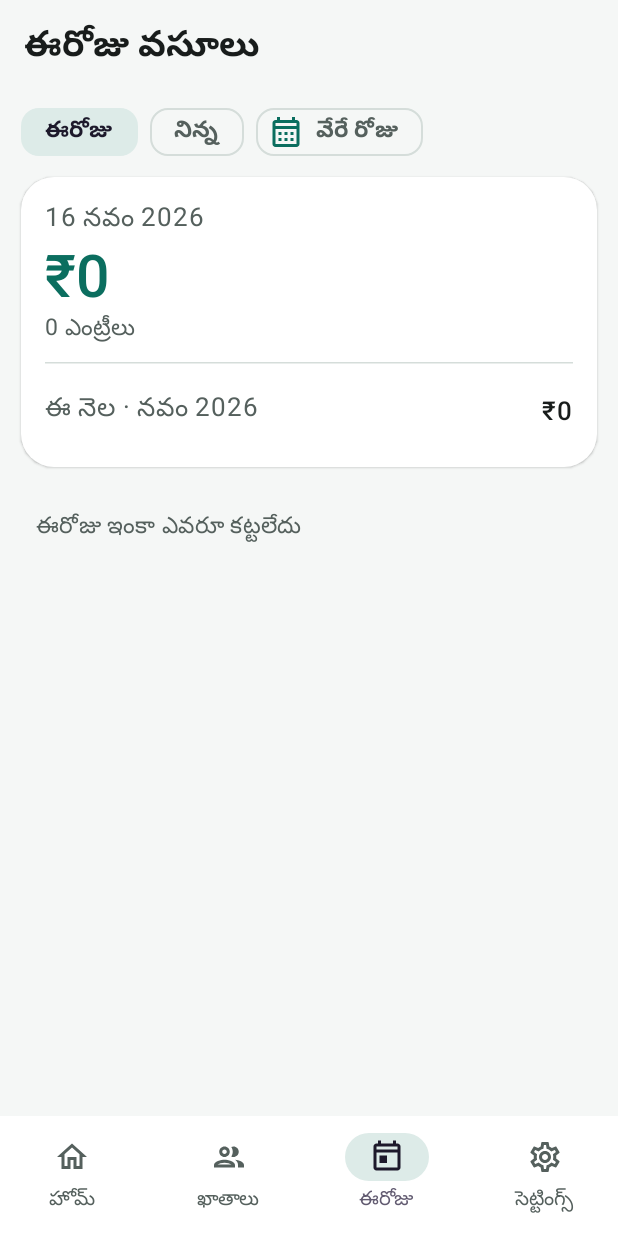
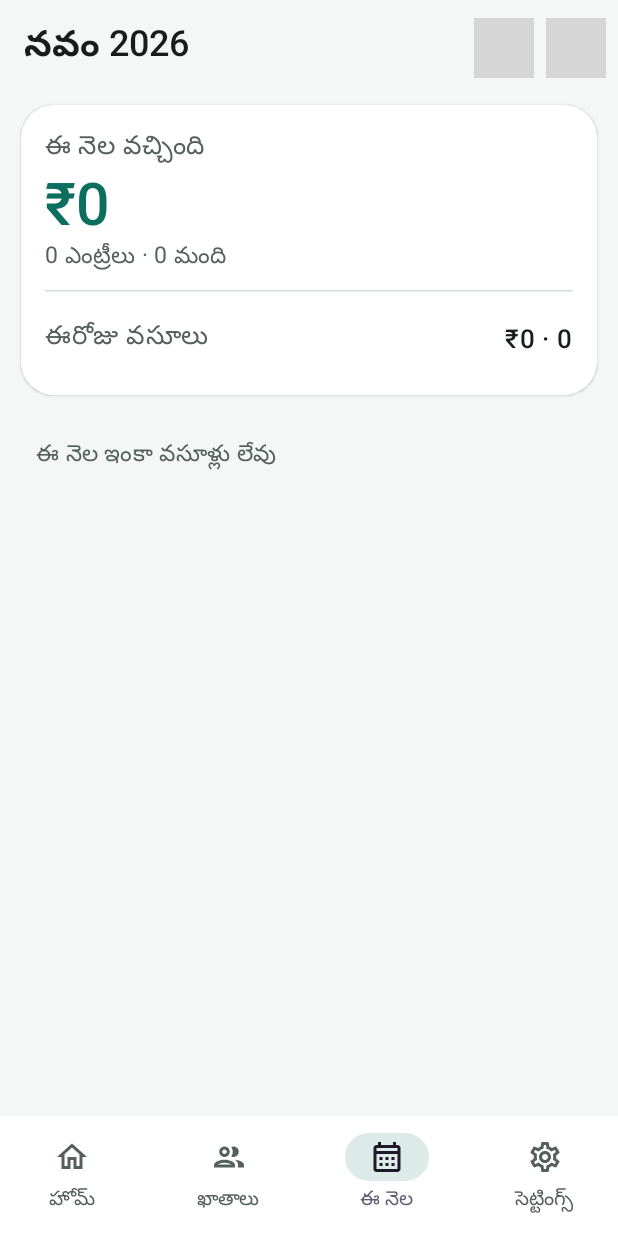
Before and after one commit to vc2165/RDDiary, an Android app built with Jetpack Compose: the screen it shows after launch (MainActivity), item 3 of the bottom bar chosen, on a phone screen of 412 x 824 dp. Run offline under Robolectric (Android 15) with nearby library versions, the phone set to English and light mode, and no system bars; 2 statements that could not run were skipped; grey boxes are pictures that could not be loaded.

Commit message:
Bottom bar: 'This month' tab with the month's collections grouped by day (replaces Today)
Co-Authored-By: Claude Opus 5.5 <noreply@anthropic.com>
Claude-Session: https://claude.ai/code/session_01Y1Ch3RsZkGXoqQ6u7Q9HTa

```diff
--- a/app/src/main/java/com/vinay/rddiary/I18n.kt
+++ b/app/src/main/java/com/vinay/rddiary/I18n.kt
@@ -95,7 +95,7 @@ object T {
         "bigText" to ("పెద్ద అక్షరాలు" to "Large text"),
         "noAccounts" to ("ఇంకా ఖాతాలు లేవు. సెట్టింగ్స్ లో దిగుమతి చేయండి లేదా కొత్త ఖాతా జోడించండి." to "No accounts yet. Import them in Settings or add a new account."),
         "noResults" to ("ఏమీ దొరకలేదు" to "Nothing found"),
-        "nobodyToday" to ("ఈరోజు ఇంకా ఎవరూ కట్టలేదు" to "No collections yet on this day"),
+        "nobodyToday" to ("ఈ నెల ఇంకా వసూళ్లు లేవు" to "No collections yet this month"),
         "afterThis" to ("ఇది కట్టిన తర్వాత" to "After this payment"),
         "fullyPaid" to ("పూర్తిగా కట్టారు" to "Fully paid"),
         "monthsAhead" to ("నెలలు ముందుగా" to "months ahead"),
--- a/app/src/main/java/com/vinay/rddiary/ui/App.kt
+++ b/app/src/main/java/com/vinay/rddiary/ui/App.kt
@@ -36,7 +36,7 @@ import androidx.compose.material.icons.filled.Search
 import androidx.compose.material.icons.outlined.Home
 import androidx.compose.material.icons.outlined.People
 import androidx.compose.material.icons.outlined.Settings
-import androidx.compose.material.icons.outlined.Today
+import androidx.compose.material.icons.outlined.CalendarMonth
 import androidx.compose.material3.ExtendedFloatingActionButton
 import androidx.compose.material3.FilterChip
 import androidx.compose.material3.Icon
@@ -123,7 +123,7 @@ private fun Tabs(s: AppState) {
             NavigationBar(containerColor = MaterialTheme.colorScheme.surfaceContainerLowest) {
                 listOf(
                     Triple(Tab.HOME, T["home"], Icons.Outlined.Home), Triple(Tab.ACCOUNTS, T["accounts"], Icons.Outlined.People),
-                    Triple(Tab.TODAY, T["today"], Icons.Outlined.Today), Triple(Tab.SETTINGS, T["more"], Icons.Outlined.Settings),
+                    Triple(Tab.TODAY, T["thisMonth"], Icons.Outlined.CalendarMonth), Triple(Tab.SETTINGS, T["more"], Icons.Outlined.Settings),
                 ).forEach { (t, l, ic) ->
                     NavigationBarItem(selected = s.tab == t, onClick = { s.tab = t }, icon = { Icon(ic, null) }, label = { Text(l) })
                 }
@@ -141,7 +141,7 @@ private fun Tabs(s: AppState) {
                 when (t) {
                     Tab.HOME -> HomeScreen(s)
                     Tab.ACCOUNTS -> AccountsScreen(s)
-                    Tab.TODAY -> TodayScreen(s)
+                    Tab.TODAY -> MonthScreen(s)
                     Tab.SETTINGS -> SettingsScreen(s)
                 }
             }
--- a/app/src/main/java/com/vinay/rddiary/ui/Screens.kt
+++ b/app/src/main/java/com/vinay/rddiary/ui/Screens.kt
@@ -434,39 +434,44 @@ fun EditAccountScreen(s: AppState, id: String?) {
     }
 }
 
-/* ---------------- Today's collection ---------------- */
+/* ---------------- This month's collection ---------------- */
 
 @Composable
-fun TodayScreen(s: AppState) {
-    var day by remember { mutableStateOf(today()) }
-    var picking by remember { mutableStateOf(false) }
+fun MonthScreen(s: AppState) {
+    var month by remember { mutableStateOf(thisMonth()) }
     val b = s.book
     val names = remember(b) { b.accounts.associate { it.id to it.name } }
-    val list = remember(b, day) { b.payments.filter { it.date == day }.sortedByDescending { it.created } }
-    val monthTotal = remember(b, day) { b.payments.filter { it.date.startsWith(day.take(7)) }.sumOf { it.amount } }
-    Scaffold(topBar = { Bar(T["todayCollection"], null) }) { pad ->
+    val list = remember(b, month) { b.payments.filter { it.date.startsWith(month.toString()) }.sortedWith(compareByDescending<Payment> { it.date }.thenByDescending { it.created }) }
+    val days = remember(list) { list.groupBy { it.date } }
+    val people = remember(list) { list.map { it.accountId }.distinct().size }
+    Scaffold(topBar = {
+        Bar(monthLabel(month), null) {
+            IconButton(onClick = { month = month.minusMonths(1) }) { Icon(androidx.compose.material.icons.Icons.AutoMirrored.Filled.KeyboardArrowLeft, null) }
+            IconButton(onClick = { month = month.plusMonths(1) }, enabled = month < thisMonth()) { Icon(androidx.compose.material.icons.Icons.AutoMirrored.Filled.KeyboardArrowRight, null) }
+        }
+    }) { pad ->
         LazyColumn(flingBehavior = rememberCalmFling(), modifier = Modifier.padding(pad), contentPadding = PaddingValues(bottom = 24.dp)) {
             item {
-                Row(Modifier.horizontalScroll(rememberScrollState()).padding(horizontal = 14.dp), horizontalArrangement = Arrangement.spacedBy(8.dp)) {
-                    val t = today()
-                    val y = LocalDate.now().minusDays(1).toString()
-                    FilterChip(day == t, { day = t }, { Text(T["today"], style = MaterialTheme.typography.labelLarge) })
-                    FilterChip(day == y, { day = y }, { Text(if (T.te) "నిన్న" else "Yesterday", style = MaterialTheme.typography.labelLarge) })
-                    FilterChip(day != t && day != y, { picking = true }, { Text(if (day != t && day != y) dayLabel(day) else T["pickDay"], style = MaterialTheme.typography.labelLarge) },
-                        leadingIcon = { Icon(Icons.Outlined.CalendarMonth, null) })
+                Card {
+                    Text(T["received"], style = MaterialTheme.typography.bodyLarge, color = MaterialTheme.colorScheme.onSurfaceVariant)
+                    Text(inr(list.sumOf { it.amount }), style = MaterialTheme.typography.displaySmall, color = Brand)
+                    Muted("${list.size} ${T["entries"]} · $people ${T["people"]}")
+                    if (month == thisMonth()) {
+                        val todays = list.filter { it.date == today() }
+                        HorizontalDivider(Modifier.padding(vertical = 10.dp), color = MaterialTheme.colorScheme.outlineVariant)
+                        Kv(T["todayCollection"], "${inr(todays.sumOf { it.amount })} · ${todays.size}")
                     }
-            }
-            item {
-                Card {
-                    Text(dayLabel(day), style = MaterialTheme.typography.bodyLarge, color = MaterialTheme.colorScheme.onSurfaceVariant)
-                    Text(inr(list.sumOf { it.amount }), style = MaterialTheme.typography.displaySmall, color = Brand)
-                    Muted("${list.size} ${T["entries"]}")
-                    HorizontalDivider(Modifier.padding(vertical = 10.dp), color = MaterialTheme.colorScheme.outlineVariant)
-                    Kv(T["thisMonth"] + " · " + monthLabel(ym(day.take(7))), inr(monthTotal))
                 }
             }
             if (list.isEmpty()) item { Muted(T["nobodyToday"], Modifier.padding(24.dp)) }
-            items(list, key = { it.id }) { p ->
+            days.forEach { (d, ps) ->
+                item(key = "h$d") {
+                    Row(Modifier.fillMaxWidth().padding(start = 22.dp, end = 22.dp, top = 14.dp, bottom = 2.dp)) {
+                        Text(if (d == today()) T["today"] + " · " + dayLabel(d) else dayLabel(d), Modifier.weight(1f), style = MaterialTheme.typography.titleSmall)
+                        Text(inr(ps.sumOf { it.amount }), style = MaterialTheme.typography.titleSmall, color = Brand)
+                    }
+                }
+                items(ps, key = { it.id }) { p ->
                     Card(onClick = { s.push(Route.Pay(p.accountId, p.id)) }) {
                         Row(verticalAlignment = Alignment.CenterVertically) {
                             Column(Modifier.weight(1f)) {
@@ -479,13 +484,6 @@ fun TodayScreen(s: AppState) {
                 }
             }
         }
-    if (picking) {
-        val ps = rememberDatePickerState(LocalDate.parse(day).atStartOfDay(ZoneOffset.UTC).toInstant().toEpochMilli())
-        DatePickerDialog(
-            onDismissRequest = { picking = false },
-            confirmButton = { TextButton(onClick = { ps.selectedDateMillis?.let { day = Instant.ofEpochMilli(it).atZone(ZoneOffset.UTC).toLocalDate().toString() }; picking = false }) { Text("OK") } },
-            dismissButton = { TextButton(onClick = { picking = false }) { Text(T["cancel"]) } },
-        ) { DatePicker(ps) }
     }
 }
 
```
Lines whose indentation alone changed are shown as unchanged.
